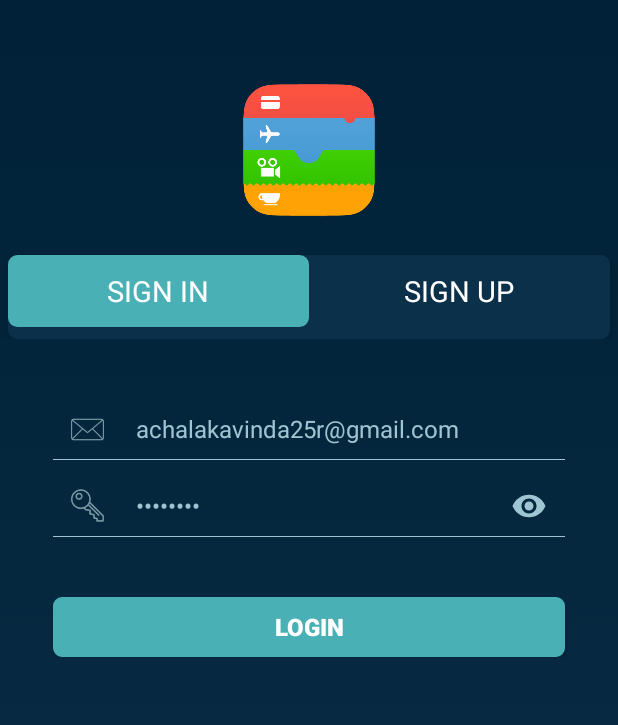
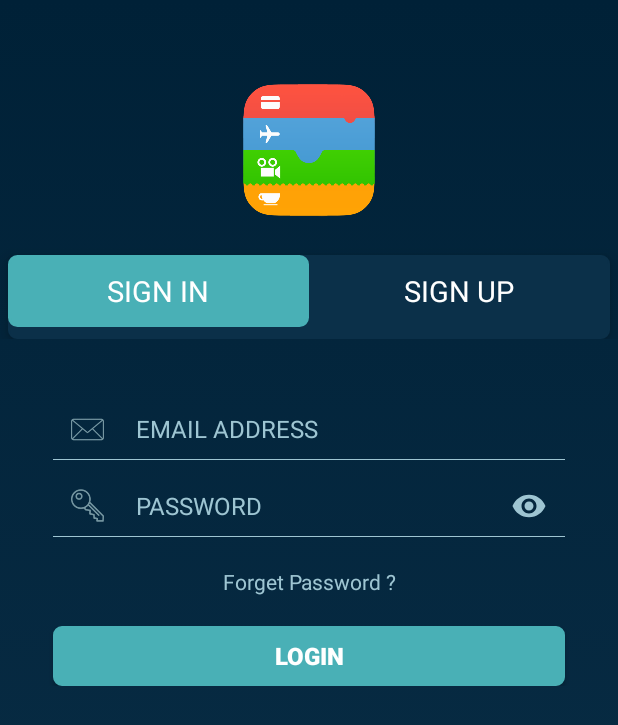
Before and after one commit to achalakavinda/Event-Schedule-Sample-Android-APP, an Android app: the screen it shows after launch (LoginActivity), on a phone screen of 412 x 824 dp. Shown: the top 725 px of the screen. Run offline under Robolectric (Android 15) with nearby library versions, the phone set to English and light mode, and no system bars; our stand-ins replace Firebase (no records; nobody signed in at launch, a user with empty details on screens opened directly).

Commit message:
add password reset part

```diff
--- a/app/src/main/java/com/opensource/schedular/EventListActivity.java
+++ b/app/src/main/java/com/opensource/schedular/EventListActivity.java
@@ -209,7 +209,7 @@ public class EventListActivity extends AppCompatActivity implements View.OnClick
 
     }
 
-    public void ViewDialogBox( String title, String msg){
+    public void ViewDialogBox(String title, String msg){
         Toast.makeText(this,"Check field "+msg,Toast.LENGTH_SHORT).show();
     }
 
--- a/app/src/main/res/layout/fragment_login.xml
+++ b/app/src/main/res/layout/fragment_login.xml
@@ -20,8 +20,7 @@
 
         <RelativeLayout
             android:layout_width="wrap_content"
-            android:layout_height="wrap_content"
-            >
+            android:layout_height="wrap_content">
             <RelativeLayout
                 android:layout_width="match_parent"
                 android:layout_height="wrap_content"
@@ -33,7 +32,6 @@
 
                 <EditText
                     android:id="@+id/usernamelogin"
-                    android:text="achalakavinda25r@gmail.com"
                     android:layout_width="match_parent"
                     android:layout_height="@dimen/field_button_height"
                     android:layout_alignParentStart="true"
@@ -78,7 +76,6 @@
 
                 <android.support.design.widget.TextInputEditText
                     android:id="@+id/passwordlogin"
-                    android:text="admin123"
                     android:layout_width="match_parent"
                     android:layout_height="@dimen/field_button_height"
                     android:gravity="center|left"
@@ -123,6 +120,14 @@
             android:paddingBottom="20dp"
             android:id="@+id/linearLayout">
 
+            <TextView
+                android:id="@+id/forgetpasswordTextView"
+                android:layout_width="match_parent"
+                android:layout_height="wrap_content"
+                android:gravity="center_horizontal"
+                android:textColor="@color/Input_and_normalText"
+                android:text="Forget Password ?"/>
+
 
 
             <Button
```
Also changed, not shown: app/src/main/java/com/opensource/schedular/InputDialog.java (+28 -1 lines), app/src/main/java/com/opensource/schedular/LoginFragment.java (+19 -0 lines), app/src/main/java/com/opensource/schedular/RegisterFragment.java (+11 -0 lines).
